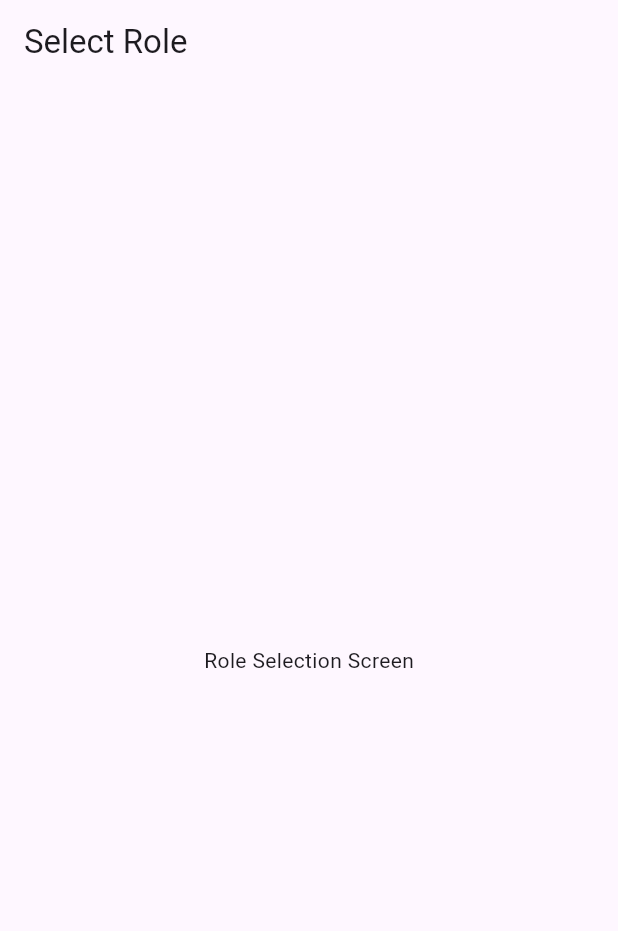
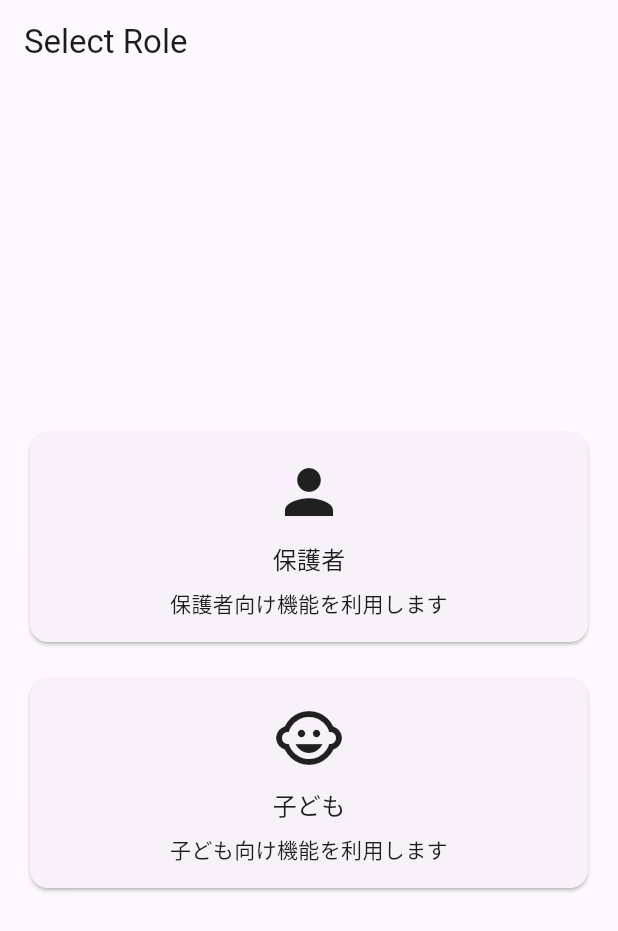
Before and after one commit to uuwa-dev/mimamori_anshin, a Flutter app: the screen it shows after launch, on a phone screen of 412 x 824 dp. Shown: the top 931 px of the screen. Run offline on Flutter 3.47's test engine with Material 3 defaults, Android fonts, the phone set to English and light mode, and no system bars; our stand-ins replace firebase_core, flutter_hooks, go_router, hooks_riverpod; accounts and stored records are empty.

Commit message:
Add role selection screen cards

```diff
--- a/lib/screens/role_selection_screen.dart
+++ b/lib/screens/role_selection_screen.dart
@@ -1,4 +1,7 @@
 import 'package:flutter/material.dart';
+import 'package:go_router/go_router.dart';
+
+const double _cardSpacing = 16;
 
 class RoleSelectionScreen extends StatelessWidget {
   const RoleSelectionScreen({super.key});
@@ -9,9 +12,71 @@ class RoleSelectionScreen extends StatelessWidget {
       appBar: AppBar(
         title: const Text('Select Role'),
       ),
-      body: const Center(
-        child: Text('Role Selection Screen'),
+      body: Padding(
+        padding: const EdgeInsets.all(_cardSpacing),
+        child: Column(
+          mainAxisAlignment: MainAxisAlignment.center,
+          crossAxisAlignment: CrossAxisAlignment.stretch,
+          children: [
+            RoleSelectionCard(
+              icon: Icons.person,
+              label: '保護者',
+              description: '保護者向け機能を利用します',
+              onTap: () => context.go('/parentHome'),
+            ),
+            const SizedBox(height: _cardSpacing),
+            RoleSelectionCard(
+              icon: Icons.child_care,
+              label: '子ども',
+              description: '子ども向け機能を利用します',
+              onTap: () => context.go('/childHome'),
+            ),
+          ],
+        ),
       ),
     );
   }
 }
+
+class RoleSelectionCard extends StatelessWidget {
+  const RoleSelectionCard({
+    super.key,
+    required this.icon,
+    required this.label,
+    required this.description,
+    required this.onTap,
+  });
+
+  final IconData icon;
+  final String label;
+  final String description;
+  final VoidCallback onTap;
+
+  @override
+  Widget build(BuildContext context) {
+    return Card(
+      child: InkWell(
+        onTap: onTap,
+        child: Padding(
+          padding: const EdgeInsets.all(_cardSpacing),
+          child: Column(
+            mainAxisSize: MainAxisSize.min,
+            children: [
+              Icon(icon, size: 48),
+              const SizedBox(height: 8),
+              Text(
+                label,
+                style: Theme.of(context).textTheme.titleMedium,
+              ),
+              const SizedBox(height: 8),
+              Text(
+                description,
+                textAlign: TextAlign.center,
+              ),
+            ],
+          ),
+        ),
+      ),
+    );
+  }
+}
```
